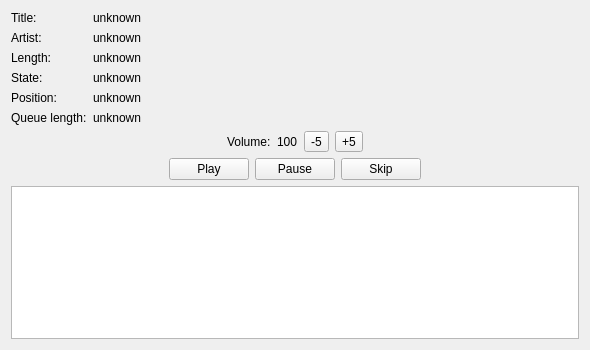
The window that gui-remote/mainwidget.ui (hyperquantum/PMP) describes before a commit, drawn with Qt 5.
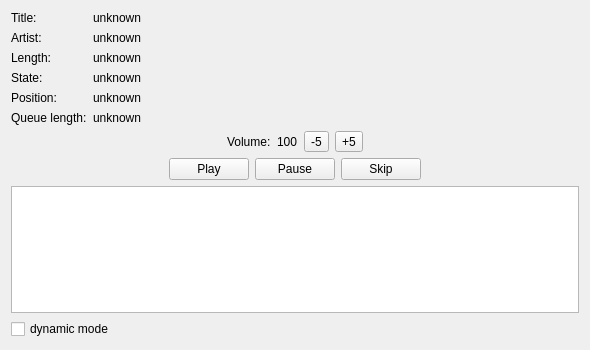
The same window after the commit.

Commit message: the generator ('dynamic mode') can now be turned on/off using the GUI remote. It is off by default now. What's still missing is getting and showing the current state of dynamic mode at startup of the remote.

The edit to the form file:
```diff
--- a/gui-remote/mainwidget.ui
+++ b/gui-remote/mainwidget.ui
@@ -227,6 +227,13 @@
      </property>
     </widget>
    </item>
+   <item>
+    <widget class="QCheckBox" name="dynamicModeCheckBox">
+     <property name="text">
+      <string>dynamic mode</string>
+     </property>
+    </widget>
+   </item>
   </layout>
  </widget>
  <resources/>
```
The commit also changes 7 other files.
